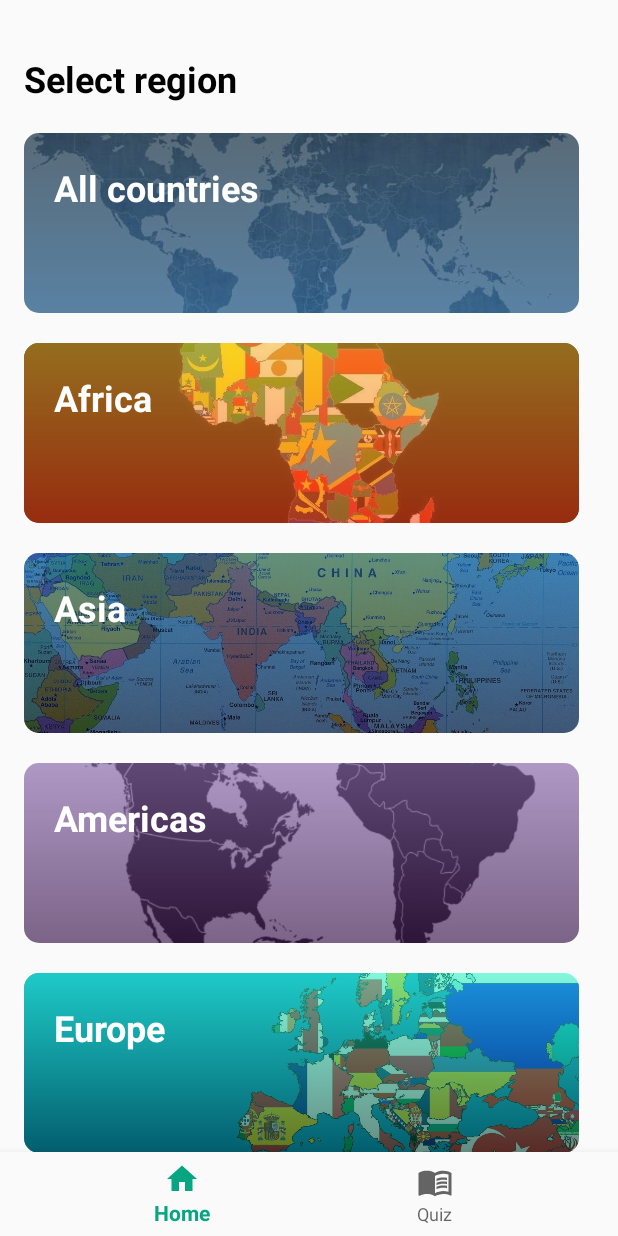
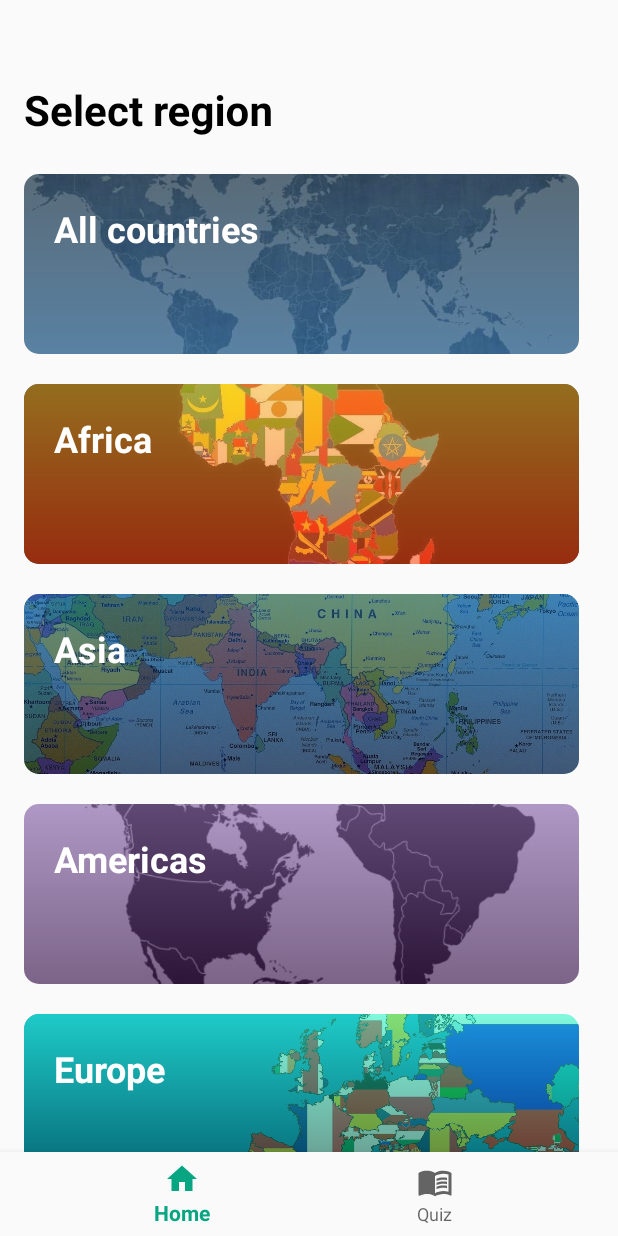
Before and after one commit to nesibeyyubov/countries-app, an Android app: the HomeFragment screen opened directly, with no data from a screen before it, on a phone screen of 412 x 824 dp. Run offline under Robolectric (Android 15) with nearby library versions, the phone set to English and light mode, and no system bars; our stand-ins replace Dagger/Hilt's generated code, navigation-ui; 1 statement that could not run was skipped.

Commit message:
added collapsing toolbar layout

```diff
--- a/app/src/main/java/com/nesib/countriesapp/base/BaseFragment.kt
+++ b/app/src/main/java/com/nesib/countriesapp/base/BaseFragment.kt
@@ -1,6 +1,5 @@
 package com.nesib.countriesapp.base
 
-import android.os.Build
 import android.os.Bundle
 import android.view.LayoutInflater
 import android.view.View
@@ -15,7 +14,6 @@ import androidx.lifecycle.flowWithLifecycle
 import androidx.lifecycle.lifecycleScope
 import androidx.navigation.NavOptions
 import androidx.navigation.fragment.findNavController
-import androidx.navigation.navOptions
 import androidx.viewbinding.ViewBinding
 import com.google.android.material.snackbar.Snackbar
 import com.nesib.countriesapp.MainActivity
@@ -24,7 +22,6 @@ import com.nesib.countriesapp.utils.sdkVersion
 import com.nesib.countriesapp.utils.supportsChangingStatusBarColors
 import kotlinx.coroutines.flow.launchIn
 import kotlinx.coroutines.flow.onEach
-import kotlinx.coroutines.flow.receiveAsFlow
 
 abstract class BaseFragment<
         VB : ViewBinding,
@@ -58,6 +55,11 @@ abstract class BaseFragment<
         observeState()
     }
 
+    override fun onResume() {
+        super.onResume()
+        changeStatusBarIconColor(iconsShouldBeLight = false)
+    }
+
     fun makeFragmentFullScreen() = with(binding) {
         root.systemUiVisibility =
             View.SYSTEM_UI_FLAG_LAYOUT_STABLE or View.SYSTEM_UI_FLAG_LAYOUT_FULLSCREEN
@@ -76,10 +78,6 @@ abstract class BaseFragment<
                 .launchIn(lifecycleScope)
         }
 
-
-    }
-
-    open fun onAction(action: Int) {
 
     }
 
@@ -117,10 +115,10 @@ abstract class BaseFragment<
         }
     }
 
-    fun changeStatusBarIconColor(iconsIsLight: Boolean) {
+    fun changeStatusBarIconColor(iconsShouldBeLight: Boolean) {
         if (sdkVersion.supportsChangingStatusBarColors()) {
             val decorView = requireActivity().window.decorView
-            decorView.systemUiVisibility = if (iconsIsLight) 0 else View.SYSTEM_UI_FLAG_LIGHT_STATUS_BAR
+            decorView.systemUiVisibility = if (iconsShouldBeLight) 0 else View.SYSTEM_UI_FLAG_LIGHT_STATUS_BAR
         }
 
     }
--- a/app/src/main/java/com/nesib/countriesapp/ui/home/HomeFragment.kt
+++ b/app/src/main/java/com/nesib/countriesapp/ui/home/HomeFragment.kt
@@ -1,5 +1,6 @@
 package com.nesib.countriesapp.ui.home
 
+import android.util.Log
 import android.view.LayoutInflater
 import android.view.ViewGroup
 import androidx.lifecycle.ViewModelProvider
@@ -65,6 +66,13 @@ class HomeFragment : BaseFragment<FragmentHomeBinding, HomeState, HomeViewModel,
                 slideInOutAnimationNavOptions
             )
         }
+
+//        appBarLayout?.addOnOffsetChangedListener { appBarLayout, verticalOffset ->
+//            Log.d("mytag", "offset: $verticalOffset")
+//        }
+
+
+        Unit
     }
 
     override fun render(state: HomeState) {
--- a/app/src/main/res/layout/fragment_home.xml
+++ b/app/src/main/res/layout/fragment_home.xml
@@ -1,27 +1,55 @@
 <?xml version="1.0" encoding="utf-8"?>
-<LinearLayout xmlns:android="http://schemas.android.com/apk/res/android"
+<androidx.coordinatorlayout.widget.CoordinatorLayout xmlns:android="http://schemas.android.com/apk/res/android"
     xmlns:app="http://schemas.android.com/apk/res-auto"
     xmlns:tools="http://schemas.android.com/tools"
     android:layout_width="match_parent"
     android:layout_height="match_parent"
-    android:clipToPadding="false"
-    android:orientation="vertical"
     android:padding="16dp">
 
-    <TextView
-        android:layout_width="wrap_content"
+    <com.google.android.material.appbar.AppBarLayout
+        android:id="@+id/app_bar_layout"
+        android:layout_width="match_parent"
         android:layout_height="wrap_content"
-        android:layout_marginTop="20dp"
-        android:text="@string/select_region_text"
-        android:textColor="@android:color/black"
-        android:textSize="24sp"
-        android:textStyle="bold" />
+        android:background="@color/transparent"
+        app:elevation="0dp"
+        app:layout_scrollFlags="scroll|exitUntilCollapsed">
 
-    <ScrollView
+        <com.google.android.material.appbar.CollapsingToolbarLayout
+            android:id="@+id/collapsing_toolbar"
+            android:layout_width="match_parent"
+            android:layout_height="100dp"
+            app:collapsedTitleGravity="center"
+            app:collapsedTitleTextAppearance="@style/ToolbarTitleCollapsedStyle"
+            app:expandedTitleGravity="left|bottom"
+            app:expandedTitleMarginStart="0dp"
+            app:expandedTitleTextAppearance="@style/ToolbarTitleExpandedStyle"
+            app:layout_scrollFlags="scroll|snap|exitUntilCollapsed"
+            app:title="@string/select_region_text"
+            app:titleCollapseMode="scale">
+
+            <androidx.appcompat.widget.Toolbar
+                android:id="@+id/toolbar"
+                android:layout_width="match_parent"
+                android:layout_height="50dp"
+                app:contentInsetStart="-10dp"
+                app:contentInsetStartWithNavigation="?attr/actionBarSize"
+                app:layout_collapseMode="pin"
+                app:layout_scrollFlags="scroll|snap|exitUntilCollapsed"
+                app:title="@string/select_region_text"
+                app:titleMargin="0dp"
+                app:titleMarginStart="0dp"
+                app:titleMargins="0dp" />
+        </com.google.android.material.appbar.CollapsingToolbarLayout>
+
+    </com.google.android.material.appbar.AppBarLayout>
+
+
+    <androidx.core.widget.NestedScrollView
+        android:id="@+id/scroll_view"
         android:layout_width="match_parent"
         android:layout_height="match_parent"
-        android:layout_marginTop="20dp"
-        android:scrollbars="none">
+        android:scrollbars="none"
+        app:layout_behavior="@string/appbar_scrolling_view_behavior">
 
         <LinearLayout
             android:layout_width="match_parent"
@@ -60,7 +88,6 @@
                     android:textStyle="bold" />
 
             </RelativeLayout>
-
 
             <RelativeLayout
                 android:id="@+id/africa"
@@ -125,7 +152,6 @@
                     android:textStyle="bold" />
 
             </RelativeLayout>
-
 
             <RelativeLayout
                 android:id="@+id/americas"
@@ -222,7 +248,7 @@
 
         </LinearLayout>
 
-    </ScrollView>
+    </androidx.core.widget.NestedScrollView>
 
 
-</LinearLayout>
+</androidx.coordinatorlayout.widget.CoordinatorLayout>
--- a/app/src/main/res/values/styles.xml
+++ b/app/src/main/res/values/styles.xml
@@ -30,6 +30,19 @@
         <item name="android:textStyle">italic</item>
     </style>
 
+    <style name="ToolbarTitleExpandedStyle">
+        <item name="android:textSize">28sp</item>
+        <item name="android:textColor">@color/black</item>
+        <item name="android:textStyle">bold</item>
+    </style>
+
+    <style name="ToolbarTitleCollapsedStyle">
+        <item name="android:textSize">20sp</item>
+        <item name="android:textColor">@color/black</item>
+        <item name="android:textStyle">bold</item>
+    </style>
+
+
     <style name="mapSettingBtnStyle">
         <item name="android:textColor">@color/colorPrimary</item>
         <item name="android:textStyle">bold</item>
```
Also changed, not shown: app/src/main/java/com/nesib/countriesapp/ui/details/CountryDetailsFragment.kt (+2 -6 lines), app/src/main/java/com/nesib/countriesapp/ui/quiz/ScoreFragment.kt (deleted, +0 -77 lines), app/src/main/java/com/nesib/countriesapp/ui/quiz/questions/QuestionsFragment.kt (+30 -23 lines), app/src/main/java/com/nesib/countriesapp/ui/quiz/questions/QuestionsViewModel.kt (+5 -4 lines), app/src/main/java/com/nesib/countriesapp/ui/quiz/score/ScoreFragment.kt (+12 -4 lines), app/src/main/res/layout/fragment_question.xml (+16 -1 lines), app/src/main/res/layout/fragment_quiz.xml (+41 -16 lines).
